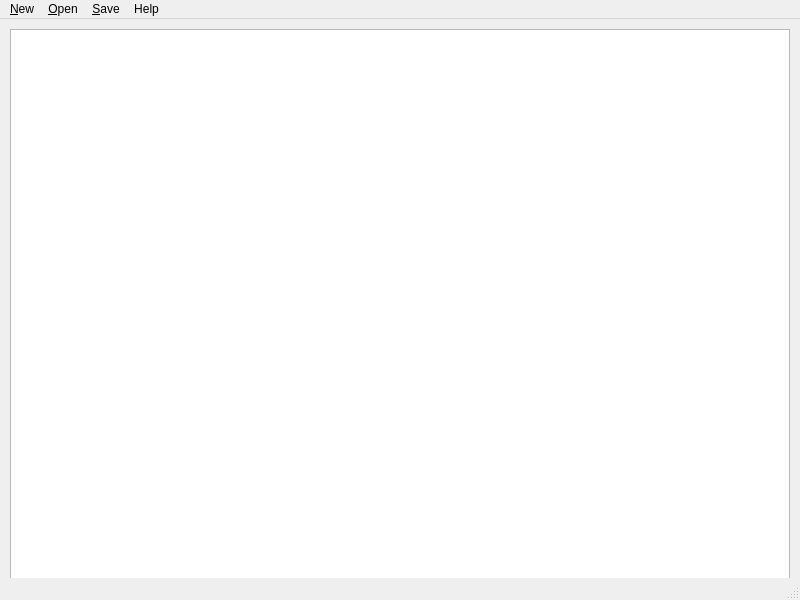
Old version of the form mainwindow.ui in the repository dklobucaric/BinScribe.
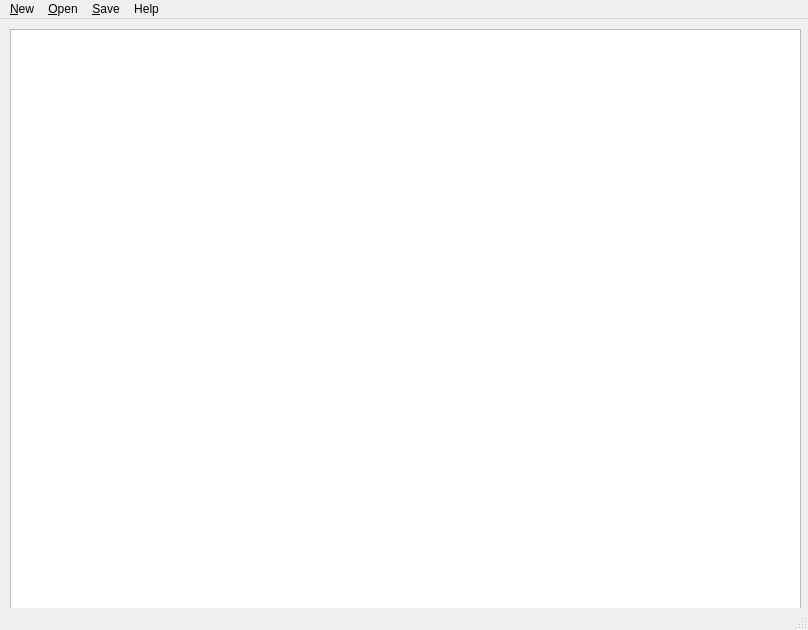
New version of the form.

Commit message: v1.1.2 - Added About dialog with icon, license info, and version display

Patch:
```diff
--- a/mainwindow.ui
+++ b/mainwindow.ui
@@ -6,8 +6,8 @@
    <rect>
     <x>0</x>
     <y>0</y>
-    <width>800</width>
-    <height>600</height>
+    <width>808</width>
+    <height>630</height>
    </rect>
   </property>
   <property name="windowTitle">
@@ -19,8 +19,8 @@
      <rect>
       <x>10</x>
       <y>10</y>
-      <width>780</width>
-      <height>561</height>
+      <width>791</width>
+      <height>601</height>
      </rect>
     </property>
    </widget>
@@ -31,7 +31,7 @@
     <rect>
      <x>0</x>
      <y>0</y>
-     <width>800</width>
+     <width>808</width>
      <height>21</height>
     </rect>
    </property>
```
The commit also changes 1 other file.
